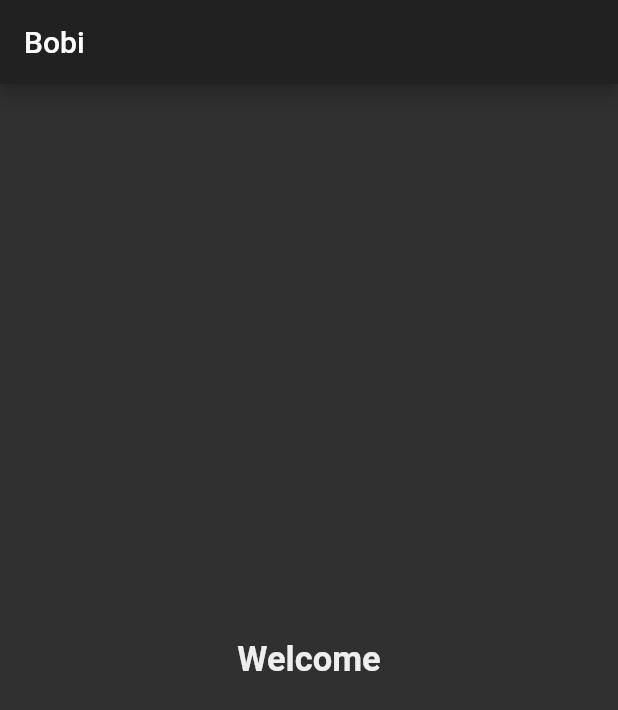
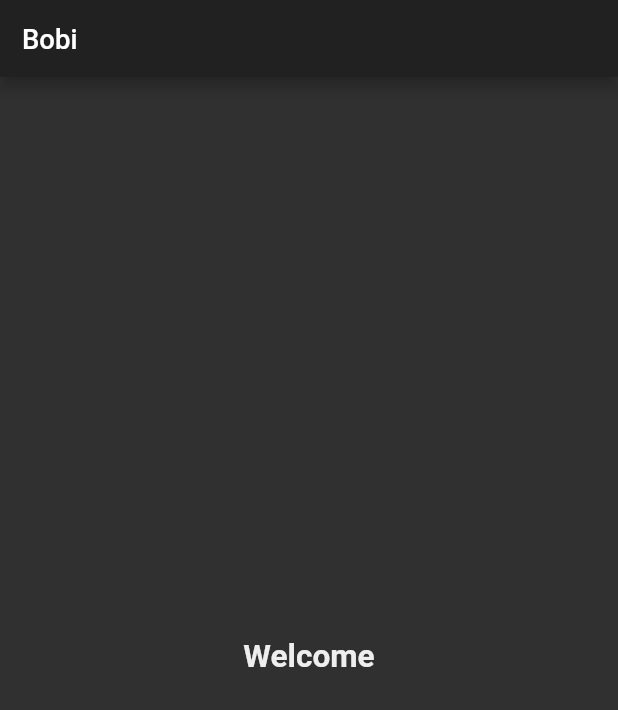
Before and after one commit to lloretalvaro/Bobi_app, a Flutter app: the screen it shows after launch, on a phone screen of 412 x 824 dp. Shown: the top 710 px of the screen. Run offline on Flutter 3.47's test engine with Material 2 defaults, Android fonts, the phone set to English and light mode, and no system bars; our stand-ins replace responsive_framework.

```diff
--- a/lib/main.dart
+++ b/lib/main.dart
@@ -5,6 +5,7 @@ import 'screens/login_screen.dart';
 import 'screens/notify_screen.dart';
 import 'screens/registration_screen.dart';
 import 'screens/welcome_screen.dart';
+import 'package:responsive_framework/responsive_framework.dart';
 
 void main() => runApp(BobiApp());
 
@@ -23,6 +24,19 @@ class BobiApp extends StatelessWidget {
         InventoryScreen.id: (context) => InventoryScreen(),
         FAQScreen.id: (context) => FAQScreen(),
       },
+      builder: (context, widget) => ResponsiveWrapper.builder(
+        BouncingScrollWrapper.builder(context, widget),
+        maxWidth: 1200,
+        minWidth: 450,
+        defaultScale: true,
+        breakpoints: [
+          ResponsiveBreakpoint.resize(450, name: MOBILE),
+          ResponsiveBreakpoint.autoScale(800, name: TABLET),
+          ResponsiveBreakpoint.autoScale(1000, name: TABLET),
+          ResponsiveBreakpoint.resize(1200, name: DESKTOP),
+          ResponsiveBreakpoint.autoScale(2460, name: "4K"),
+        ],
+      ),
     );
   }
 }
```
Also changed, not shown: pubspec.yaml (+1 -33 lines), pubspec.lock.
